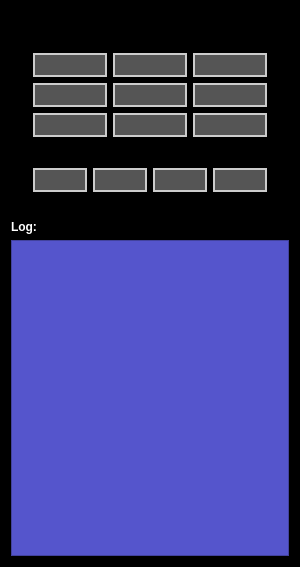
Ahrak/XBMC-Remote, file mainwindow.ui: the form before one commit.
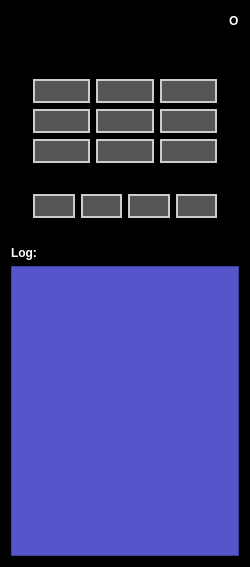
The form after the commit. Icons and pictures are not drawn.

```diff
--- a/mainwindow.ui
+++ b/mainwindow.ui
@@ -6,13 +6,19 @@
    <rect>
     <x>0</x>
     <y>0</y>
-    <width>300</width>
+    <width>250</width>
     <height>567</height>
    </rect>
   </property>
+  <property name="minimumSize">
+   <size>
+    <width>250</width>
+    <height>0</height>
+   </size>
+  </property>
   <property name="maximumSize">
    <size>
-    <width>300</width>
+    <width>250</width>
     <height>800</height>
    </size>
   </property>
@@ -56,8 +62,41 @@
   </property>
   <widget class="QWidget" name="centralWidget">
    <layout class="QVBoxLayout" name="verticalLayout">
+    <item>
+     <layout class="QHBoxLayout" name="topLAyout">
+      <property name="topMargin">
+       <number>0</number>
+      </property>
+      <item>
+       <spacer name="horizontalSpacer_2">
+        <property name="orientation">
+         <enum>Qt::Horizontal</enum>
+        </property>
+        <property name="sizeHint" stdset="0">
+         <size>
+          <width>40</width>
+          <height>20</height>
+         </size>
+        </property>
+       </spacer>
+      </item>
+      <item>
+       <widget class="QLabel" name="lblLED">
+        <property name="text">
+         <string>O</string>
+        </property>
+       </widget>
+      </item>
+     </layout>
+    </item>
     <item>
      <widget class="QLabel" name="logo">
+      <property name="sizePolicy">
+       <sizepolicy hsizetype="Minimum" vsizetype="Minimum">
+        <horstretch>0</horstretch>
+        <verstretch>0</verstretch>
+       </sizepolicy>
+      </property>
       <property name="text">
        <string/>
       </property>
```
